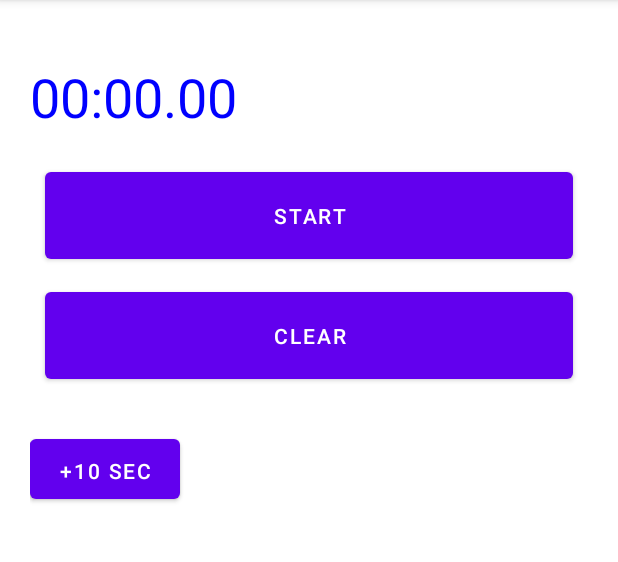
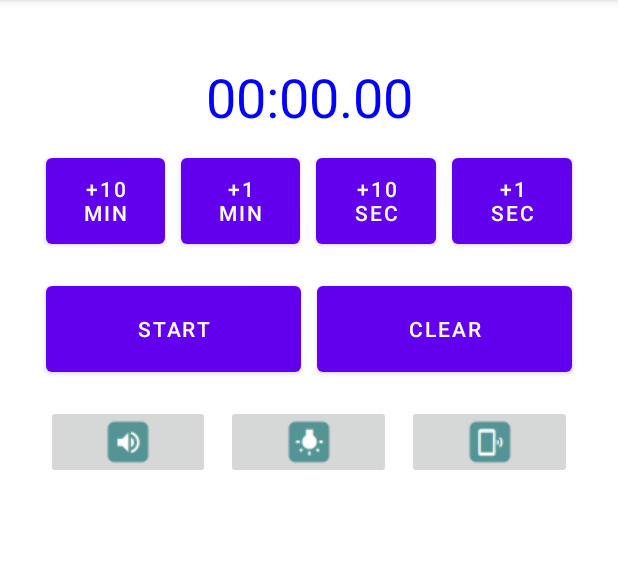
Before and after one commit to tfs-apps-one/NoticeTimer, an Android app: the screen it shows after launch (MainActivity), on a phone screen of 412 x 824 dp, the part 84-646 px from its top. Run offline under Robolectric (Android 15) with nearby library versions, the phone set to English and light mode, and no system bars.

Commit message:
UIベース作成

```diff
--- a/app/build.gradle
+++ b/app/build.gradle
@@ -1,5 +1,6 @@
 plugins {
     id 'com.android.application'
+    id 'com.google.gms.google-services'
 }
 
 android {
@@ -7,7 +8,7 @@ android {
 
     defaultConfig {
         applicationId "tfsapps.noticetimer"
-        minSdkVersion 23
+        minSdkVersion 29
         targetSdkVersion 29
         versionCode 1
         versionName "1.0"
@@ -28,13 +29,12 @@ android {
 }
 
 dependencies {
-    implementation fileTree(dir: 'libs', include: ['*.jar'])
-    implementation 'com.android.support:appcompat-v7:28.0.0'
-    implementation 'com.android.support.constraint:constraint-layout:1.1.3'
-    implementation 'com.android.support:design:28.0.0'
-    configurations.all {exclude group: 'com.android.support', module: 'support-v4'}
-    testImplementation 'junit:junit:4.12'
-    androidTestImplementation 'com.android.support.test:runner:1.0.2'
-    androidTestImplementation 'com.android.support.test.espresso:espresso-core:3.0.2'
-    compile 'com.google.android.gms:play-services-ads:10.0.1'
+    implementation 'androidx.appcompat:appcompat:1.3.0'
+    implementation 'com.google.android.material:material:1.3.0'
+    implementation 'androidx.constraintlayout:constraintlayout:2.0.4'
+    implementation 'androidx.navigation:navigation-fragment:2.2.2'
+    implementation 'androidx.navigation:navigation-ui:2.2.2'
+    testImplementation 'junit:junit:4.+'
+    androidTestImplementation 'androidx.test.ext:junit:1.1.2'
+    androidTestImplementation 'androidx.test.espresso:espresso-core:3.3.0'
 }
--- a/app/src/main/java/tfsapps/noticetimer/MainActivity.java
+++ b/app/src/main/java/tfsapps/noticetimer/MainActivity.java
@@ -48,6 +48,7 @@ public class MainActivity extends AppCompatActivity {
     final long MIN_10 = 600000;
     final long MIN_1 = 60000;
     final long SEC_10 = 10000;
+    final long SEC_1 = 1000;
 
     @Override
     protected void onCreate(Bundle savedInstanceState) {
@@ -114,6 +115,21 @@ public class MainActivity extends AppCompatActivity {
         if (isActive == false){
             countNumber += SEC_10;
         }
+    }
+    // +1sec
+    public void on1sec(View view){
+        if (isActive == false){
+            countNumber += SEC_1;
+        }
+    }
+    // alarm
+    public void onAlarm(View view){
+    }
+    // light
+    public void onLight(View view){
+    }
+    // Vaib
+    public void onVaib(View view){
     }
 
     class CountDown extends CountDownTimer {
--- a/app/src/main/res/layout/activity_main.xml
+++ b/app/src/main/res/layout/activity_main.xml
@@ -17,68 +17,160 @@
         android:layout_marginBottom="24dp"
         android:textColor="#00f"
         android:textSize="36sp"
-        app:layout_constraintBottom_toTopOf="@+id/btn_start"
-        app:layout_constraintTop_toTopOf="parent"
-        tools:layout_editor_absoluteX="185dp" />
-
-    <Button
-        android:id="@+id/btn_start"
-        android:layout_width="match_parent"
-        android:layout_height="70dp"
-        android:layout_margin="10dp"
-        android:layout_marginBottom="50dp"
-        android:layout_marginTop="50dp"
-        android:onClick="onStart"
-        android:text="START"
-        app:layout_constraintBottom_toTopOf="@+id/btn_clear"
         app:layout_constraintEnd_toEndOf="parent"
         app:layout_constraintStart_toStartOf="parent"
         app:layout_constraintTop_toTopOf="parent" />
 
-    <Button
-        android:id="@+id/btn_clear"
+
+    <LinearLayout
+        android:id="@+id/linearLayout"
         android:layout_width="match_parent"
-        android:layout_height="70dp"
-        android:layout_margin="10dp"
-        android:layout_marginTop="50dp"
-        android:onClick="onClear"
-        android:text="CLEAR"
-        app:layout_constraintEnd_toEndOf="parent"
-        app:layout_constraintStart_toStartOf="parent"
-        app:layout_constraintTop_toBottomOf="@+id/btn_start" />
+        android:layout_height="80dp"
+        android:layout_alignParentStart="true"
+        app:layout_constraintTop_toBottomOf="@+id/timer"
+        android:layout_marginBottom="5dp"
+        android:layout_marginStart="5dp"
+        android:layout_marginEnd="5dp"
+        android:layout_marginTop="5dp"
+        android:orientation="horizontal">
 
         <Button
             android:id="@+id/btn_10min"
-        android:layout_width="100dp"
-        android:layout_height="50dp"
-        android:layout_marginTop="28dp"
+            android:layout_width="0dp"
+            android:layout_height="match_parent"
+            android:layout_weight="1"
+            android:layout_marginTop="5dp"
+            android:layout_marginStart="5dp"
+            android:layout_marginBottom="5dp"
+            android:layout_marginEnd="5dp"
             android:onClick="on10min"
-        android:text="+10 min"
-        app:layout_constraintTop_toBottomOf="@+id/btn_clear"
-        tools:layout_editor_absoluteX="16dp" />
+            android:text="+10\nmin" />
+
 
         <Button
             android:id="@+id/btn_1min"
-        android:layout_width="100dp"
-        android:layout_height="50dp"
-        android:layout_marginEnd="30dp"
-        android:layout_marginStart="30dp"
-        android:layout_marginTop="28dp"
+            android:layout_width="0dp"
+            android:layout_height="match_parent"
+            android:layout_weight="1"
+            android:layout_marginTop="5dp"
+            android:layout_marginStart="5dp"
+            android:layout_marginBottom="5dp"
+            android:layout_marginEnd="5dp"
             android:onClick="on1min"
-        android:text="+1 min"
-        app:layout_constraintEnd_toStartOf="@+id/btn_10sec"
-        app:layout_constraintHorizontal_bias="0.885"
-        app:layout_constraintStart_toEndOf="@+id/btn_10min"
-        app:layout_constraintTop_toBottomOf="@+id/btn_clear" />
+            android:text="+1\nmin" />
 
         <Button
             android:id="@+id/btn_10sec"
-        android:layout_width="100dp"
-        android:layout_height="50dp"
-        android:layout_marginTop="30dp"
+            android:layout_width="0dp"
+            android:layout_height="match_parent"
+            android:layout_weight="1"
+            android:layout_marginTop="5dp"
+            android:layout_marginStart="5dp"
+            android:layout_marginBottom="5dp"
+            android:layout_marginEnd="5dp"
             android:onClick="on10sec"
-        android:text="+10 sec"
-        app:layout_constraintTop_toBottomOf="@+id/btn_clear"
-        tools:layout_editor_absoluteX="261dp" />
+            android:text="+10\nsec" />
+
+        <Button
+            android:id="@+id/btn_1sec"
+            android:layout_width="0dp"
+            android:layout_height="match_parent"
+            android:layout_weight="1"
+            android:layout_marginTop="5dp"
+            android:layout_marginStart="5dp"
+            android:layout_marginBottom="5dp"
+            android:layout_marginEnd="5dp"
+            android:onClick="on1sec"
+            android:text="+1\nsec" />
+    </LinearLayout>
+
+    <LinearLayout
+        android:id="@+id/linearLayout1"
+        android:layout_width="match_parent"
+        android:layout_height="80dp"
+        android:layout_alignParentStart="true"
+        app:layout_constraintTop_toBottomOf="@+id/linearLayout"
+        android:layout_marginBottom="5dp"
+        android:layout_marginStart="5dp"
+        android:layout_marginEnd="5dp"
+        android:layout_marginTop="5dp"
+        android:orientation="horizontal">
+
+    <Button
+        android:id="@+id/btn_start"
+        android:layout_width="0dp"
+        android:layout_height="match_parent"
+        android:layout_weight="1"
+        android:layout_marginTop="5dp"
+        android:layout_marginStart="5dp"
+        android:layout_marginBottom="5dp"
+        android:layout_marginEnd="5dp"
+        android:onClick="onStart"
+        android:text="START" />
+
+    <Button
+        android:id="@+id/btn_clear"
+        android:layout_width="0dp"
+        android:layout_height="match_parent"
+        android:layout_weight="1"
+        android:layout_marginTop="5dp"
+        android:layout_marginStart="5dp"
+        android:layout_marginBottom="5dp"
+        android:layout_marginEnd="5dp"
+        android:onClick="onClear"
+        android:text="CLEAR" />
+
+    </LinearLayout>
+
+    <LinearLayout
+        android:id="@+id/linearLayout2"
+        android:layout_width="match_parent"
+        android:layout_height="60dp"
+        android:layout_alignParentStart="true"
+        app:layout_constraintTop_toBottomOf="@+id/linearLayout1"
+        android:layout_marginBottom="5dp"
+        android:layout_marginStart="5dp"
+        android:layout_marginEnd="5dp"
+        android:layout_marginTop="5dp"
+        android:orientation="horizontal">
+
+        <ImageButton
+            android:id="@+id/btn_img_alarm"
+            android:layout_width="0dp"
+            android:layout_height="match_parent"
+            android:layout_weight="1"
+            android:layout_marginTop="5dp"
+            android:layout_marginStart="5dp"
+            android:layout_marginBottom="5dp"
+            android:layout_marginEnd="5dp"
+            android:onClick="onAlarm"
+            android:src="@drawable/alarm_1" />
+
+        <ImageButton
+            android:id="@+id/btn_img_light"
+            android:layout_width="0dp"
+            android:layout_height="match_parent"
+            android:layout_weight="1"
+            android:layout_marginTop="5dp"
+            android:layout_marginStart="5dp"
+            android:layout_marginBottom="5dp"
+            android:layout_marginEnd="5dp"
+            android:onClick="onLight"
+            android:src="@drawable/light_1" />
+
+        <ImageButton
+            android:id="@+id/btn_img_vaib"
+            android:layout_width="0dp"
+            android:layout_height="match_parent"
+            android:layout_weight="1"
+            android:layout_marginTop="5dp"
+            android:layout_marginStart="5dp"
+            android:layout_marginBottom="5dp"
+            android:layout_marginEnd="5dp"
+            android:onClick="onVaib"
+            android:src="@drawable/vaib_1" />
+
+    </LinearLayout>
+
 
 </androidx.constraintlayout.widget.ConstraintLayout>
--- a/build.gradle
+++ b/build.gradle
@@ -6,6 +6,7 @@ buildscript {
     }
     dependencies {
         classpath "com.android.tools.build:gradle:4.1.2"
+        classpath 'com.google.gms:google-services:4.3.8'
 
         // NOTE: Do not place your application dependencies here; they belong
         // in the individual module build.gradle files
```
Also changed, not shown: app/src/main/res/drawable/alarm_0.png (added), app/src/main/res/drawable/alarm_1.png (added), app/src/main/res/drawable/light_0.png (added), app/src/main/res/drawable/light_1.png (added), app/src/main/res/drawable/vaib_0.png (added), app/src/main/res/drawable/vaib_1.png (added), 1 other file. Lines whose indentation alone changed are shown as unchanged.
